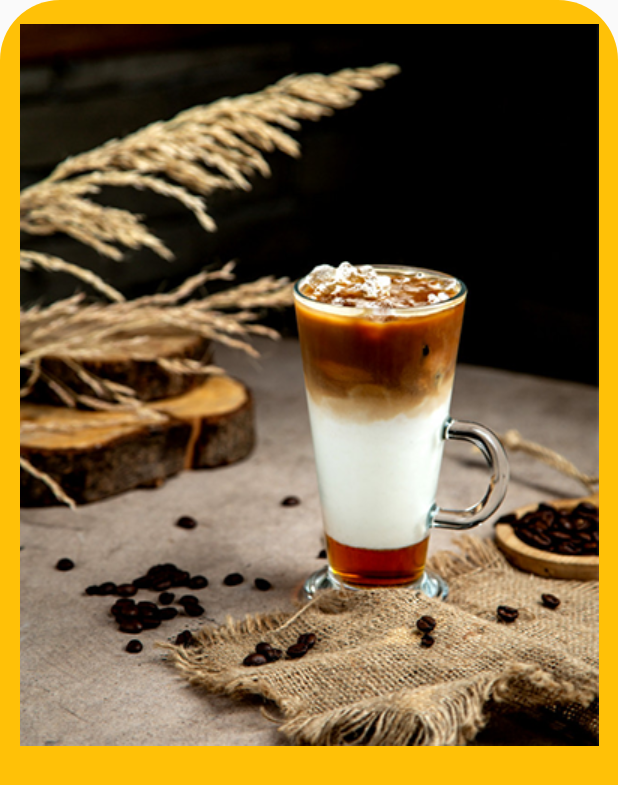
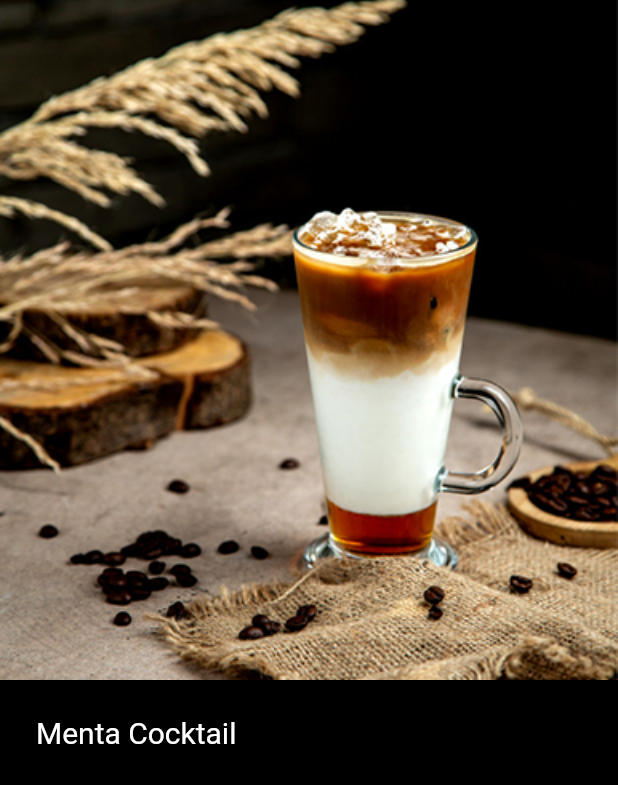
Before and after one commit to pablogalve/CoffeeShop-FlutterApp, a Flutter app: the screen it shows after launch, on a phone screen of 412 x 824 dp. Shown: the top 785 px of the screen. Run offline on Flutter 3.47's test engine with Material 2 defaults, Android fonts, the phone set to English and light mode, and no system bars.

Commit message:
screen background

```diff
--- a/coffeshopapp/lib/app.dart
+++ b/coffeshopapp/lib/app.dart
@@ -26,9 +26,9 @@ class Coffee {
 }
 
 final mentaCocktail = Coffee(
-  'Melodi',
-  'Reprehenderit sit excepteur aliquip sit laboris consequat pariatur aliquip in anim laboris.',
-  15.99,
+  'Menta Cocktail',
+  'Fresh Drink',
+  8,
   'assets/images/coffee.png',
   [
     Feature('lamp', 'W', 22),
@@ -49,6 +49,7 @@ class CoffeeInfoApp extends StatelessWidget {
       ),
       home: CoffeeInfoScreen(
         coffee: mentaCocktail,
+
       ),
     );
   }
--- a/coffeshopapp/lib/screens/coffee_info_screen.dart
+++ b/coffeshopapp/lib/screens/coffee_info_screen.dart
@@ -8,36 +8,15 @@ class CoffeeInfoScreen extends StatelessWidget {
   @override
   Widget build(BuildContext context) {
     return Scaffold(
+      backgroundColor: Colors.black,
       body: Stack(
         children: [
           Column(
             children: [
-              Expanded(flex: 5, child: _CoffeePreview(coffee: coffee)),
+              Expanded(flex: 55, child: _CoffeePhoto(asset: coffee.photoUrl)),
+              Expanded(flex: 45, child: _CoffeeInfo(coffee: coffee)),
             ],
           ),
-        ],
-      ),
-    );
-  }
-}
-
-class _CoffeePreview extends StatelessWidget {
-  final Coffee coffee;
-  _CoffeePreview({@required this.coffee});
-
-  @override
-  Widget build(BuildContext context) {
-    return Container(
-      decoration: BoxDecoration(
-        color: Theme.of(context).primaryColor,
-        borderRadius: BorderRadius.only(
-          topLeft: Radius.circular(40),
-          topRight: Radius.circular(40),
-        ),
-      ),
-      child: Column(
-        children: [
-          _CoffeePhoto(asset: coffee.photoUrl),
         ],
       ),
     );
@@ -51,8 +30,49 @@ class _CoffeePhoto extends StatelessWidget {
   @override
   Widget build(BuildContext context) {
     return Container(
-      width: 500,
-      child: Image.asset(asset),
+      child: Image.asset(
+        asset,
+        width: 500,
+        fit: BoxFit.cover,
+      ),
     );
   }
 }
+
+class _CoffeeInfo extends StatelessWidget {
+  final Coffee coffee;
+  _CoffeeInfo({this.coffee});
+
+  @override
+  Widget build(BuildContext context) {
+    return Padding(
+      padding: EdgeInsets.all(24),
+      child: Column(
+        crossAxisAlignment: CrossAxisAlignment.stretch,
+        children: [
+          _CoffeeName(name: coffee.name),
+        ]
+      ),
+    );
+  }
+}
+
+class _CoffeeName extends StatelessWidget {
+  final String name;
+  _CoffeeName({this.name});
+
+  @override
+  Widget build(BuildContext context) {
+    return Row(
+      children: [
+        Text(
+          name,
+          style: TextStyle(
+            color: Colors.white,
+            fontSize: 20,
+          ),
+        ),
+      ],
+    );
+  }
+}
```
Also changed, not shown: coffeshopapp/assets/images/coffee.png.
